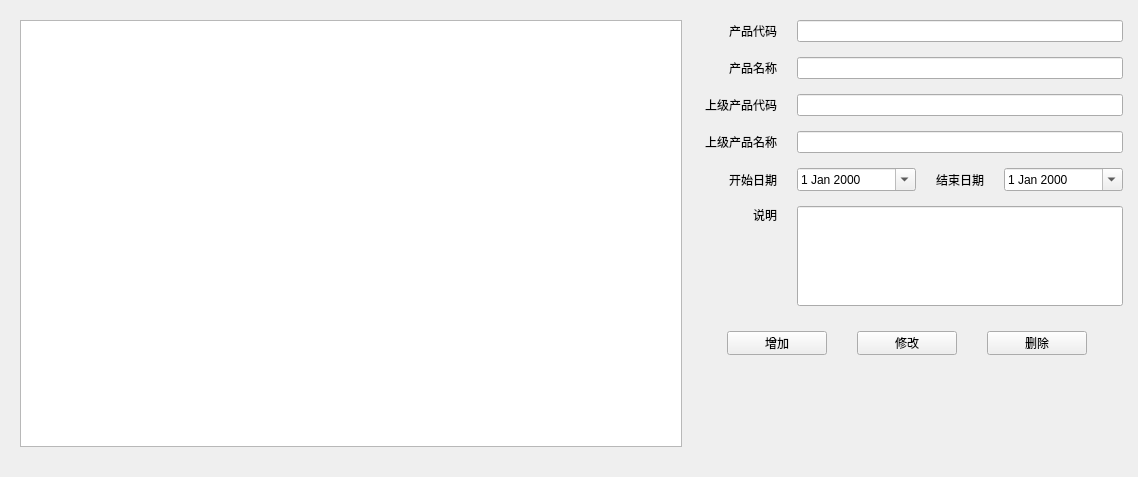
The window that FML/view/mainframe/product_manage.ui (ruofeng216/fmlnew) describes before a commit, drawn with Qt 5.
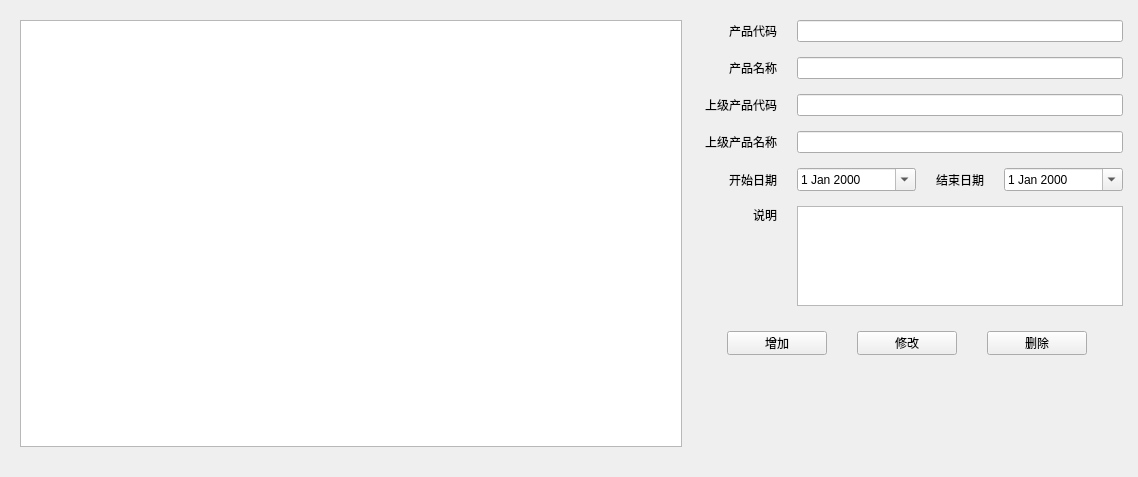
The same window after the commit.

What changed in the file:
```diff
--- a/FML/view/mainframe/product_manage.ui
+++ b/FML/view/mainframe/product_manage.ui
@@ -281,7 +281,7 @@
         </widget>
        </item>
        <item>
-        <widget class="QLineEdit" name="lineEdit_5">
+        <widget class="QPlainTextEdit" name="pteAnnotation">
          <property name="minimumSize">
           <size>
            <width>0</width>
```
Left out of the diff: 14 changed lines with no effect on the pictures.
